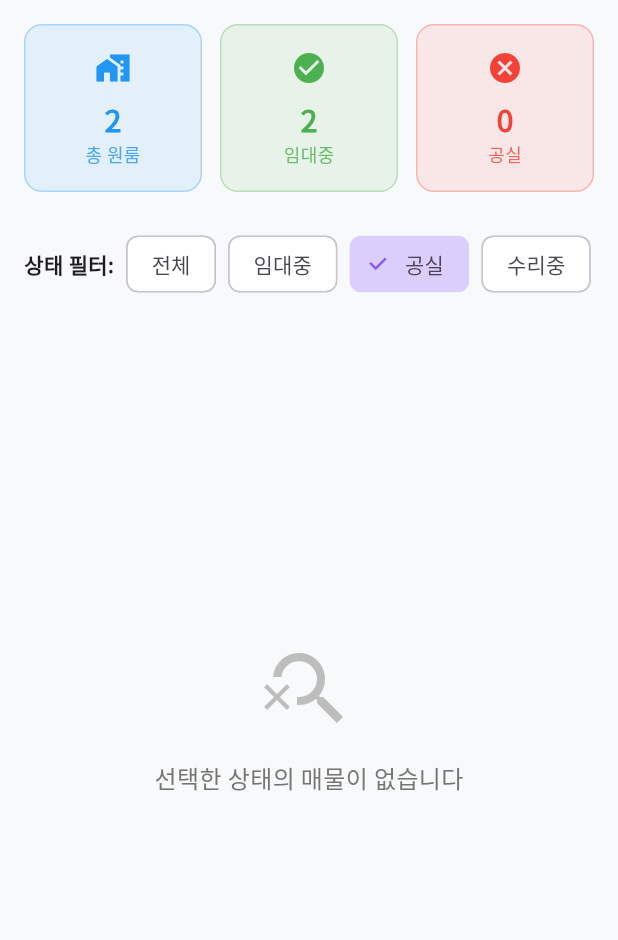
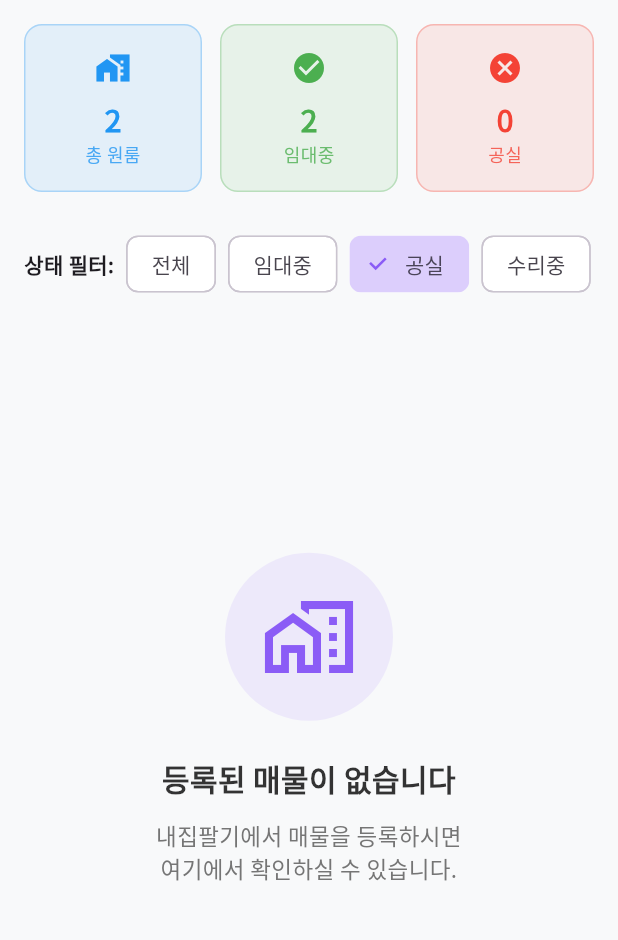
Before and after one commit to goldepond/TESTHOME, a Flutter app: the HouseManagementPage screen opened directly with empty values, after a tap on "공실", on a phone screen of 412 x 824 dp, the part 111-1051 px from its top. Run offline on Flutter 3.47's test engine with Material 3 defaults, Android fonts, the light colour scheme and no system bars; our stand-ins replace cloud_firestore, file_picker, firebase_core, fl_chart, geocoding, geolocator and 2 more; missing offline and left inert: encrypt, flutter_naver_map, pointycastle; accounts and stored records are empty.

Commit message:
feat: Apply EmptyState to house management page

```diff
--- a/lib/screens/propertyMgmt/house_management_page.dart
+++ b/lib/screens/propertyMgmt/house_management_page.dart
@@ -2,6 +2,7 @@ import 'package:flutter/material.dart';
 import '../../constants/app_constants.dart';
 import '../../services/firebase_service.dart';
 import '../../models/property.dart';
+import '../../widgets/empty_state.dart';
 
 class HouseManagementPage extends StatefulWidget {
   final String userId;
@@ -663,25 +664,10 @@ class _HouseManagementPageState extends State<HouseManagementPage> with TickerPr
 
   // 매물이 없을 때 메시지
   Widget _buildNoPropertiesMessage() {
-    return Center(
-      child: Column(
-        mainAxisAlignment: MainAxisAlignment.center,
-        children: [
-          Icon(
-            Icons.search_off,
-            size: 64,
-            color: Colors.grey[400],
-          ),
-          const SizedBox(height: 16),
-          Text(
-            '선택한 상태의 매물이 없습니다',
-            style: TextStyle(
-              fontSize: 16,
-              color: Colors.grey[600],
-            ),
-          ),
-        ],
-      ),
+    return const EmptyState(
+      icon: Icons.home_work_outlined,
+      title: '등록된 매물이 없습니다',
+      message: '내집팔기에서 매물을 등록하시면\n여기에서 확인하실 수 있습니다.',
     );
   }
 
```
